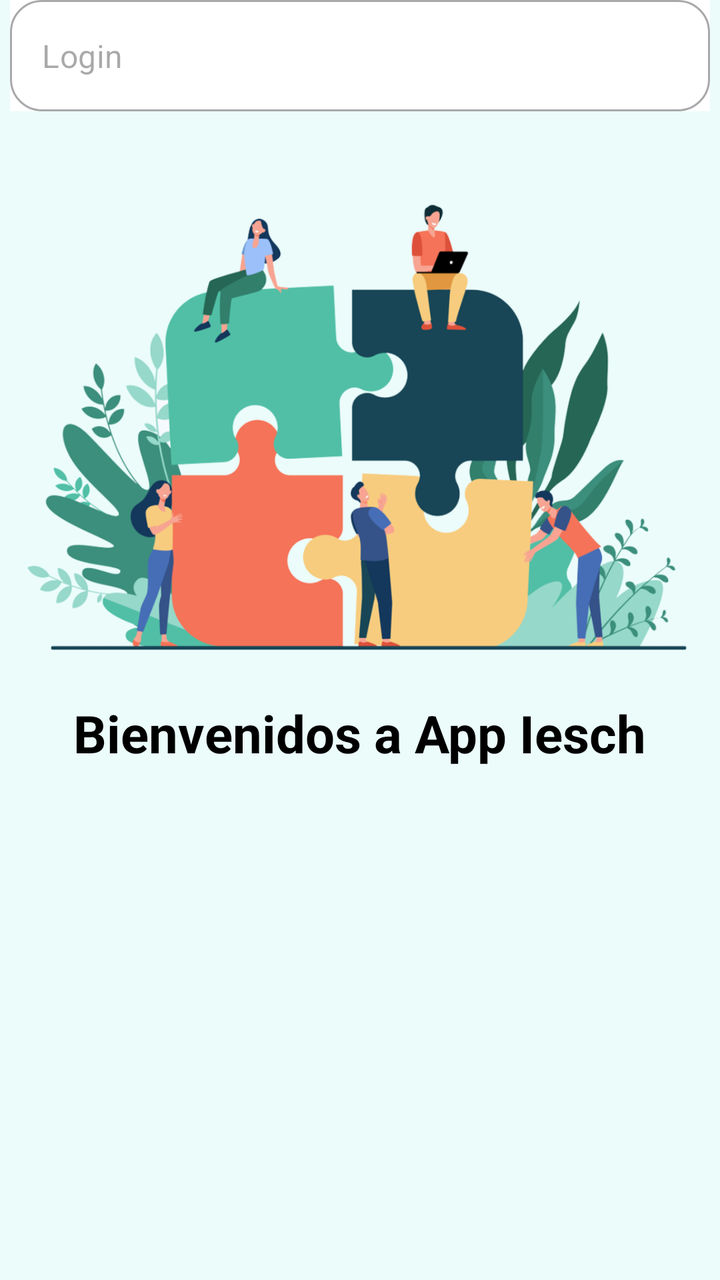
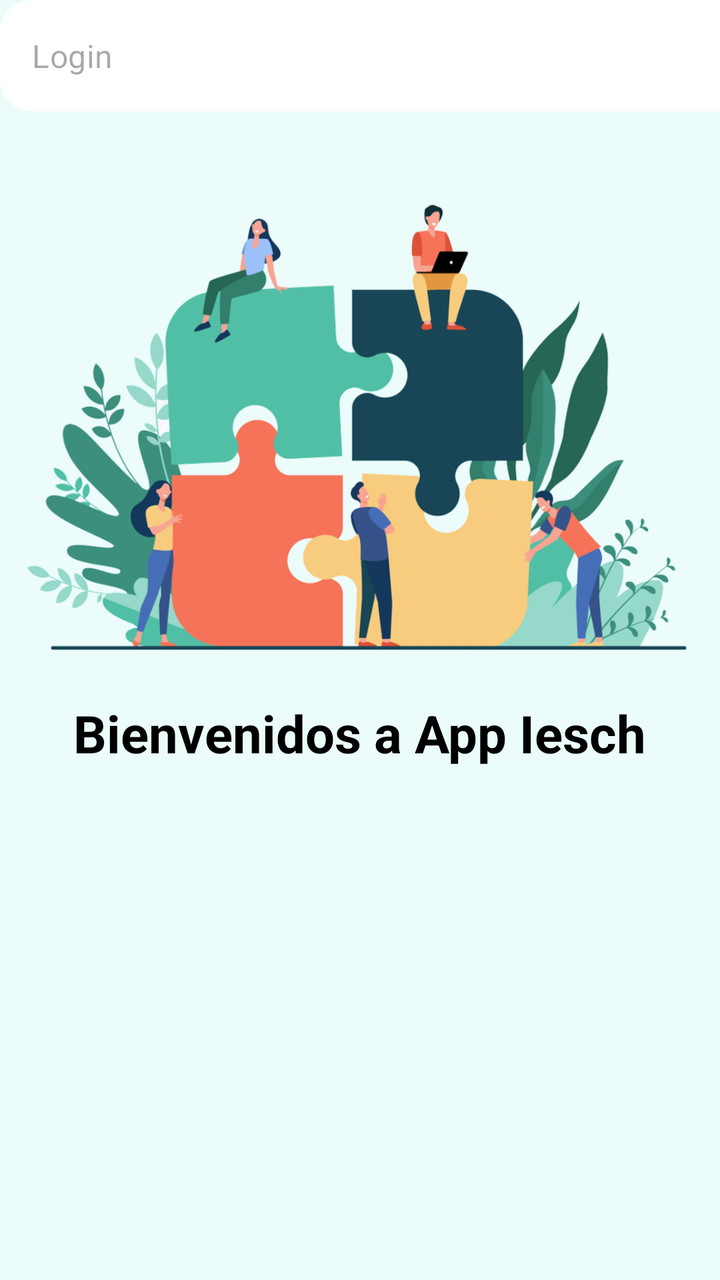

Screens rendered from an Android XML layout before and after an edit, with the pre-edit source and the edit as a unified diff.
<!-- AndroidManifest.xml: application theme Theme.P1MenuDashboard -->
<!-- res/layout/intro_activity.xml -->
<?xml version="1.0" encoding="utf-8"?>
<androidx.constraintlayout.widget.ConstraintLayout xmlns:android="http://schemas.android.com/apk/res/android"
    xmlns:app="http://schemas.android.com/apk/res-auto"
    xmlns:tools="http://schemas.android.com/tools"
    android:layout_width="match_parent"
    android:layout_height="match_parent"
    android:background="#EBFCFB">

    <ImageView
        android:id="@+id/imageView3"
        android:layout_width="wrap_content"
        android:layout_height="wrap_content"
        android:layout_marginTop="70dp"
        app:layout_constraintEnd_toEndOf="parent"
        app:layout_constraintStart_toStartOf="parent"
        app:layout_constraintTop_toTopOf="parent"
        app:srcCompat="@drawable/banner_intro" />

    <TextView
        android:id="@+id/textView"
        android:layout_width="wrap_content"
        android:layout_height="wrap_content"
        android:text="Bienvenidos a App Iesch"
        android:textColor="#000000"
        android:textSize="26sp"
        android:textStyle="bold"
        app:layout_constraintEnd_toEndOf="parent"
        app:layout_constraintStart_toStartOf="parent"
        app:layout_constraintTop_toBottomOf="@+id/imageView3" />

    <androidx.constraintlayout.widget.ConstraintLayout
        android:id="@+id/constraintLayout"
        android:layout_width="match_parent"
        android:layout_height="55dp"
        android:layout_margin="32dp"
        android:background="@drawable/button_background_green_1"
        tools:layout_editor_absoluteX="32dp"
        tools:layout_editor_absoluteY="722dp">

        <TextView
            android:id="@+id/textView6"
            android:layout_width="wrap_content"
            android:layout_height="wrap_content"
            android:text="Login"
            android:textColor="#ffffff"
            android:textSize="24sp"
            android:textStyle="bold"
            app:layout_constraintBottom_toBottomOf="parent"
            app:layout_constraintEnd_toEndOf="parent"
            app:layout_constraintStart_toStartOf="parent"
            app:layout_constraintTop_toTopOf="parent" />
    </androidx.constraintlayout.widget.ConstraintLayout>

    <com.google.android.material.textfield.TextInputLayout
        android:layout_width="350dp"
        android:layout_height="wrap_content"
        android:background="#FFFFFF"
        android:hint=" hola que tal"
        style="@style/Widget.MaterialComponents.TextInputLayout.OutlinedBox"
        app:boxCornerRadiusTopStart="16dp"
        app:boxCornerRadiusTopEnd="16dp"
        app:boxCornerRadiusBottomStart="16dp"
        app:boxCornerRadiusBottomEnd="16dp"
        app:hintEnabled="false"
        app:layout_constraintEnd_toEndOf="parent"
        app:layout_constraintStart_toStartOf="parent"
        tools:layout_editor_absoluteY="486dp">

        <com.google.android.material.textfield.TextInputEditText
            android:layout_width="match_parent"
            android:layout_height="wrap_content"
            android:hint="Login" />
    </com.google.android.material.textfield.TextInputLayout>

</androidx.constraintlayout.widget.ConstraintLayout>
<!-- resources referenced by this layout -->
<resources>
  <!-- drawable banner_intro: png bitmap (drawable-hdpi, 92882 bytes) -->
  <!-- drawable button_background_green_1 (drawable) -->
  <?xml version="1.0" encoding="utf-8"?>
  <selector xmlns:android="http://schemas.android.com/apk/res/android">
  <item>
      <shape android:shape="rectangle">
          <corners android:radius="50dp"/>
          <solid android:color="#1DB7AE"/>
  
      </shape>
  </item>
  </selector>
  <style name="Theme.P1MenuDashboard" parent="Base.Theme.P1MenuDashboard" />
  <style name="Base.Theme.P1MenuDashboard" parent="Theme.Material3.DayNight.NoActionBar">
          
          
      </style>
</resources>

<!-- the commit's change to res/layout/intro_activity.xml (unified diff, before → after) -->
@@ -52,18 +52,19 @@
     </androidx.constraintlayout.widget.ConstraintLayout>
 
     <com.google.android.material.textfield.TextInputLayout
-        android:layout_width="350dp"
+        android:layout_width="409dp"
         android:layout_height="wrap_content"
-        android:background="#FFFFFF"
-        android:hint=" hola que tal"
+        app:hintEnabled="false"
         style="@style/Widget.MaterialComponents.TextInputLayout.OutlinedBox"
+        app:boxBackgroundColor="#FFFFFF"
+        app:boxStrokeColor="@android:color/transparent"
+        app:boxStrokeWidth="0dp"
+        app:boxStrokeWidthFocused="0dp"
         app:boxCornerRadiusTopStart="16dp"
         app:boxCornerRadiusTopEnd="16dp"
         app:boxCornerRadiusBottomStart="16dp"
         app:boxCornerRadiusBottomEnd="16dp"
-        app:hintEnabled="false"
-        app:layout_constraintEnd_toEndOf="parent"
-        app:layout_constraintStart_toStartOf="parent"
+        tools:layout_editor_absoluteX="1dp"
         tools:layout_editor_absoluteY="486dp">
 
         <com.google.android.material.textfield.TextInputEditText
